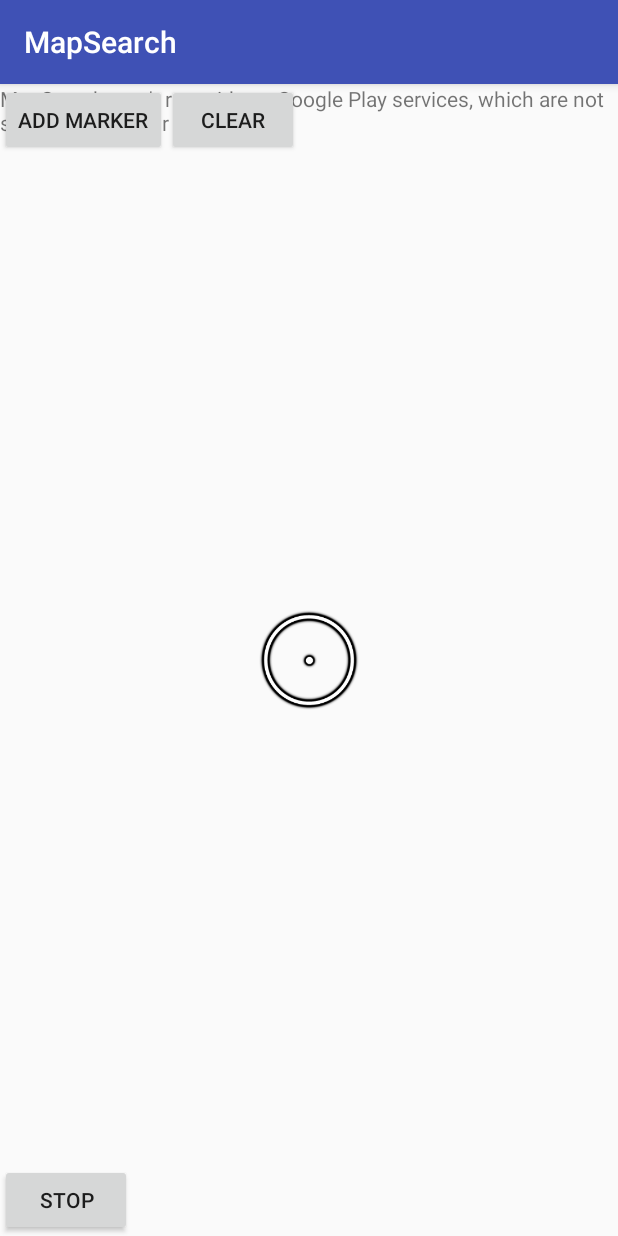
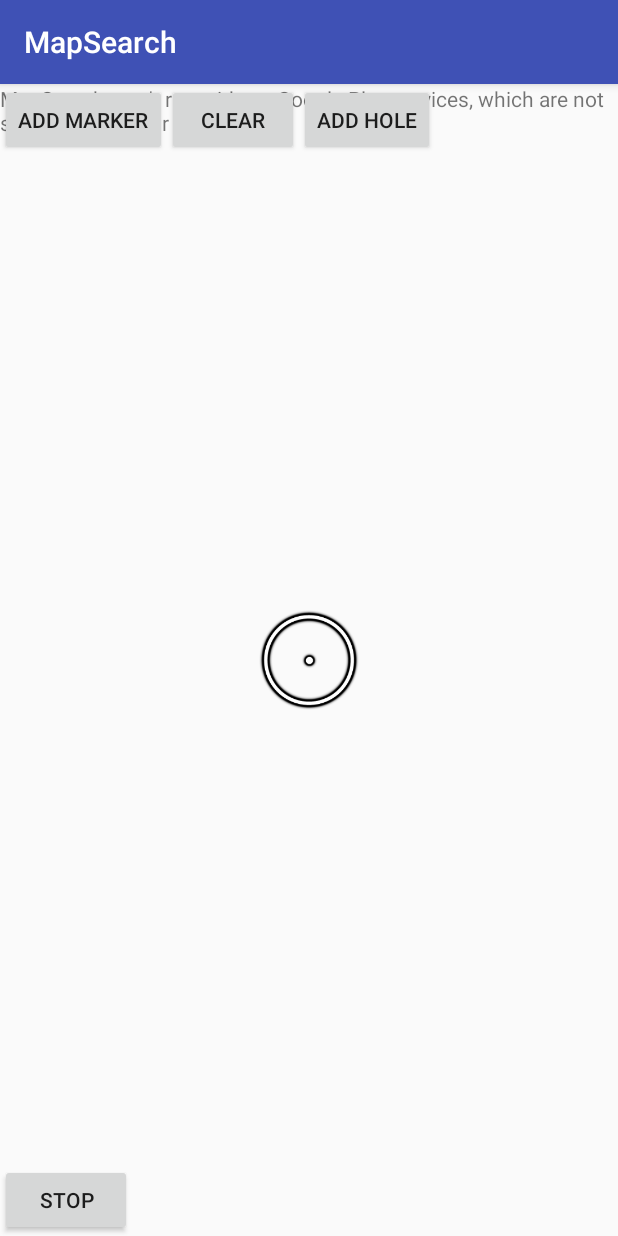
Before and after one commit to yahfard007/MapMarker, an Android app: the screen it shows after launch (MainActivity), on a phone screen of 412 x 824 dp. Run offline under Robolectric (Android 15) with nearby library versions, the phone set to English and light mode, and no system bars.

Commit message:
ลบ polygon ที่สร้างไว้ได้ทั้งหมดแล้ว

```diff
--- a/app/src/main/java/com/example/administrator/mapsearch/MainActivity.java
+++ b/app/src/main/java/com/example/administrator/mapsearch/MainActivity.java
@@ -52,7 +52,7 @@ public class MainActivity extends AppCompatActivity implements OnMapReadyCallbac
 
         createNewPolygonData();
 
-        Button addMarkerButton = (Button) findViewById(R.id.addMarker);
+        final Button addMarkerButton = (Button) findViewById(R.id.addMarker);
         addMarkerButton.setOnClickListener(new View.OnClickListener() {
             @Override
             public void onClick(View v) {
@@ -88,6 +88,9 @@ public class MainActivity extends AppCompatActivity implements OnMapReadyCallbac
                     markers.pop();
                     createPolygon(polygonDataStack.peek());
                 }
+                if (polygonDataStack.size()>1&&markers.isEmpty()){
+                   polygonDataStack.pop();
+                }
             }
         });
 
@@ -99,6 +102,15 @@ public class MainActivity extends AppCompatActivity implements OnMapReadyCallbac
                     createNewPolygonData();
                 else
                     Log.d("polygondata empty?", "yes");
+            }
+        });
+
+        Button AddHole = (Button) findViewById(R.id.addHole);
+        AddHole.setOnClickListener(new View.OnClickListener() {
+            @Override
+            public void onClick(View v) {
+
+
             }
         });
 
@@ -133,6 +145,7 @@ public class MainActivity extends AppCompatActivity implements OnMapReadyCallbac
             polygonData.polygon.remove();
         if (!markers.isEmpty())
             polygonData.polygon = googleMap.addPolygon(rectGon);
+
     }
 
 
@@ -163,7 +176,6 @@ public class MainActivity extends AppCompatActivity implements OnMapReadyCallbac
 
     @Override
     public void onConnectionSuspended(int i) {
-
     }
 
     @Override
@@ -187,8 +199,8 @@ public class MainActivity extends AppCompatActivity implements OnMapReadyCallbac
 
     @Override
     public void onLocationChanged(Location location) {
-        LatLng position = new LatLng(location.getLatitude(), location.getLongitude());
-        googleMap.moveCamera(CameraUpdateFactory.newLatLngZoom(position, 15));
+       /* LatLng position = new LatLng(location.getLatitude(), location.getLongitude());
+        googleMap.moveCamera(CameraUpdateFactory.newLatLngZoom(position, 15));*/
     }
 
     public class PolygonData {
@@ -203,4 +215,5 @@ public class MainActivity extends AppCompatActivity implements OnMapReadyCallbac
             return markers.isEmpty() && polygon == null;
         }
     }
+
 }
--- a/app/src/main/res/layout/activity_main.xml
+++ b/app/src/main/res/layout/activity_main.xml
@@ -25,6 +25,12 @@
         android:layout_width="wrap_content"
         android:layout_height="wrap_content"
         android:text="Clear"/>
+    <Button
+        android:id="@+id/addHole"
+        android:layout_gravity="top"
+        android:layout_width="wrap_content"
+        android:layout_height="wrap_content"
+        android:text="Add Hole"/>
 </LinearLayout>
 
 
```
